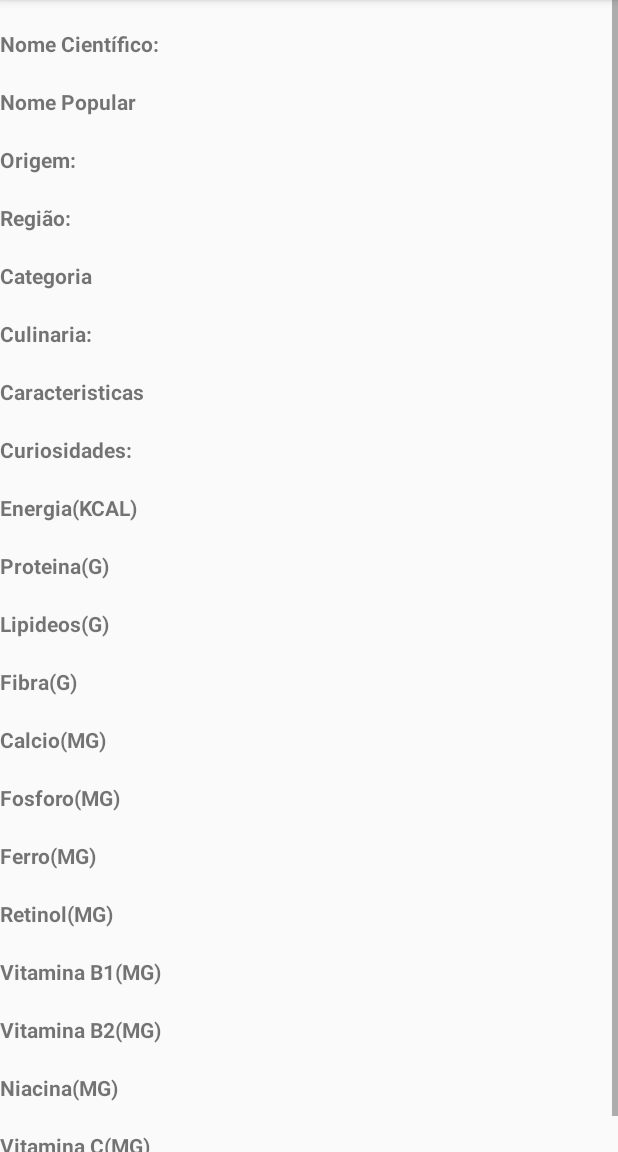
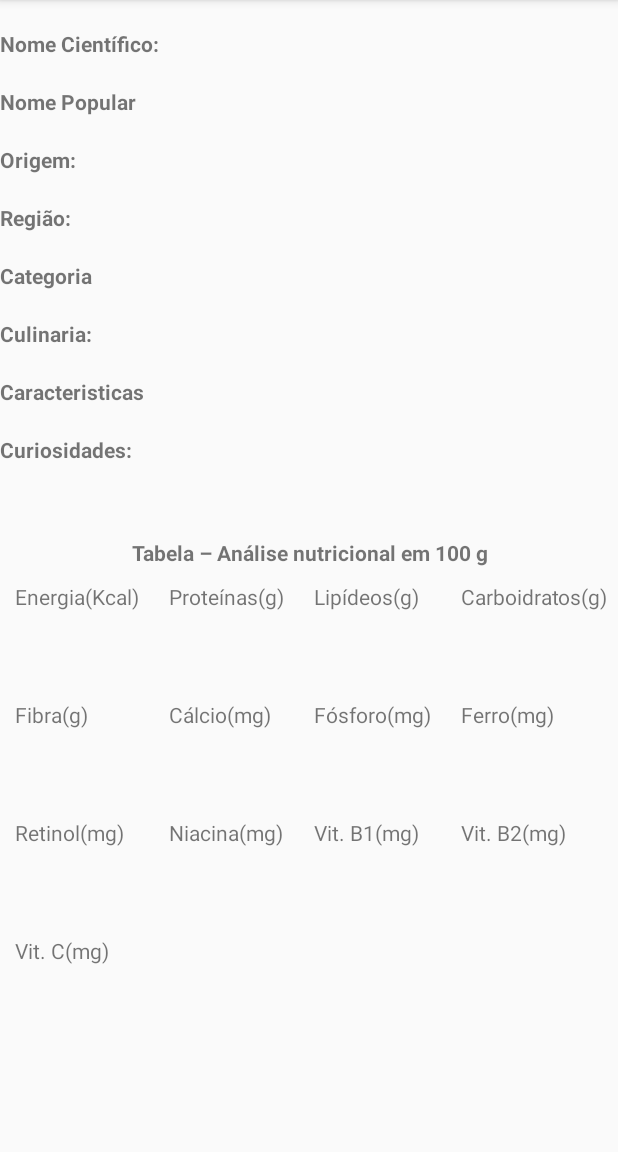
Before and after one commit to ClovisReis/NutrifoodTuxn, an Android app: the ShowAlimento screen opened directly, with no data from a screen before it, on a phone screen of 412 x 824 dp, the part 84-1236 px from its top. Run offline under Robolectric (Android 15) with nearby library versions, the phone set to English and light mode, and no system bars; plain views replace JustifyTextView.

Commit message:
Ajuste Show

```diff
--- a/app/build.gradle
+++ b/app/build.gradle
@@ -31,4 +31,5 @@ dependencies {
     implementation 'me.biubiubiu.justifytext:library:1.1'
     implementation 'com.squareup.picasso:picasso:2.71828'
     implementation 'de.hdodenhof:circleimageview:3.1.0'
+    implementation 'me.biubiubiu.justifytext:library:1.1'
 }
--- a/app/src/main/res/layout/activity_show_alimento.xml
+++ b/app/src/main/res/layout/activity_show_alimento.xml
@@ -109,149 +109,117 @@
             android:layout_width="match_parent"
             android:layout_height="wrap_content" />
 
+       <Space
+           android:layout_width="1dp"
+           android:layout_height="30dp"/>
+
        <TextView
-            android:id="@+id/textView28"
+           android:id="@+id/tabela_titulo"
            android:layout_width="match_parent"
            android:textStyle="bold"
+           android:textAlignment="center"
            android:layout_height="wrap_content"
-            android:text="Energia(KCAL)" />
+           android:text="Tabela – Análise nutricional em 100 g"
+           android:layout_gravity="center_horizontal" />
 
+       <TableLayout xmlns:android="http://schemas.android.com/apk/res/android"
+           android:layout_width="match_parent"
+           android:layout_height="match_parent"
+           android:stretchColumns="8">
+          <TableRow>
+             <TextView
+                 android:text="Energia(Kcal)"
+                 android:padding="10dp" />
+             <TextView
+                 android:text="Proteínas(g)"
+                 android:padding="10dp" />
+             <TextView
+                 android:text="Lipídeos(g)"
+                 android:padding="10dp" />
+             <TextView
+                 android:text="Carboidratos(g)"
+                 android:padding="10dp" />
+          </TableRow>
+          <TableRow>
              <TextView
                  android:id="@+id/txtcaloria"
-            android:layout_width="match_parent"
-            android:layout_height="wrap_content" />
-
-       <TextView
-            android:id="@+id/textView30"
-            android:layout_width="match_parent"
-            android:textStyle="bold"
-            android:layout_height="wrap_content"
-            android:text="Proteina(G)" />
-
+                 android:padding="10dp" />
              <TextView
                  android:id="@+id/txtproteina"
-            android:layout_width="match_parent"
-            android:layout_height="wrap_content"/>
-
-       <TextView
-            android:id="@+id/textView32"
-            android:layout_width="match_parent"
-            android:textStyle="bold"
-            android:layout_height="wrap_content"
-            android:text="Lipideos(G)" />
-
+                 android:padding="10dp" />
              <TextView
                  android:id="@+id/txtlipideos"
-            android:layout_width="match_parent"
-            android:layout_height="wrap_content"/>
-
+                 android:padding="10dp" />
              <TextView
-            android:id="@+id/textView35"
-            android:layout_width="match_parent"
-            android:textStyle="bold"
-            android:layout_height="wrap_content"
-            android:text="Fibra(G)" />
-
+                 android:id="@+id/txtcarboidrato"
+                 android:padding="10dp" />
+          </TableRow>
+          <TableRow>
+             <TextView
+                 android:text="Fibra(g)"
+                 android:padding="10dp" />
+             <TextView
+                 android:text="Cálcio(mg)"
+                 android:padding="10dp" />
+             <TextView
+                 android:text="Fósforo(mg)"
+                 android:padding="10dp" />
+             <TextView
+                 android:text="Ferro(mg)"
+                 android:padding="10dp" />
+          </TableRow>
+          <TableRow>
              <TextView
                  android:id="@+id/txtfibra"
-            android:layout_width="match_parent"
-            android:layout_height="wrap_content"/>
-
-       <TextView
-            android:id="@+id/textView36"
-            android:layout_width="match_parent"
-            android:textStyle="bold"
-            android:layout_height="wrap_content"
-            android:text="Calcio(MG)" />
-
+                 android:padding="10dp" />
              <TextView
                  android:id="@+id/txtcalcio"
-            android:layout_width="match_parent"
-            android:layout_height="wrap_content"/>
-
-       <TextView
-            android:id="@+id/textView37"
-            android:layout_width="match_parent"
-            android:textStyle="bold"
-            android:layout_height="wrap_content"
-            android:text="Fosforo(MG)" />
-
+                 android:padding="10dp" />
              <TextView
                  android:id="@+id/txtfosforo"
-            android:layout_width="match_parent"
-            android:layout_height="wrap_content"/>
-
-       <TextView
-            android:id="@+id/textView38"
-            android:layout_width="match_parent"
-            android:textStyle="bold"
-            android:layout_height="wrap_content"
-            android:text="Ferro(MG)" />
-
+                 android:padding="10dp" />
              <TextView
                  android:id="@+id/txtferro"
-            android:layout_width="match_parent"
-            android:layout_height="wrap_content"/>
-
+                 android:padding="10dp" />
+          </TableRow>
+          <TableRow>
              <TextView
-            android:id="@+id/textView45"
-            android:layout_width="match_parent"
-            android:textStyle="bold"
-            android:layout_height="wrap_content"
-            android:text="Retinol(MG)" />
-
+                 android:text="Retinol(mg)"
+                 android:padding="10dp" />
+             <TextView
+                 android:text="Niacina(mg)"
+                 android:padding="10dp" />
+             <TextView
+                 android:text="Vit. B1(mg)"
+                 android:padding="10dp" />
+             <TextView
+                 android:text="Vit. B2(mg)"
+                 android:padding="10dp" />
+          </TableRow>
+          <TableRow>
              <TextView
                  android:id="@+id/txtretinol"
-            android:layout_width="match_parent"
-            android:layout_height="wrap_content"/>
-
+                 android:padding="10dp" />
              <TextView
-            android:id="@+id/textView40"
-            android:layout_width="match_parent"
-            android:textStyle="bold"
-            android:layout_height="wrap_content"
-            android:text="Vitamina B1(MG)" />
-
+                 android:id="@+id/txtniacina"
+                 android:padding="10dp" />
              <TextView
                  android:id="@+id/txtvitb1"
-            android:layout_width="match_parent"
-            android:layout_height="wrap_content"/>
-
-       <TextView
-            android:id="@+id/textView41"
-            android:layout_width="match_parent"
-            android:textStyle="bold"
-            android:layout_height="wrap_content"
-            android:text="Vitamina B2(MG)" />
-
+                 android:padding="10dp" />
              <TextView
                  android:id="@+id/txtvitb2"
-            android:layout_width="match_parent"
-            android:layout_height="wrap_content"/>
-
+                 android:padding="10dp" />
+          </TableRow>
+          <TableRow>
           <TextView
-            android:id="@+id/textView42"
-            android:layout_width="match_parent"
-            android:layout_height="wrap_content"
-            android:textStyle="bold"
-            android:text="Niacina(MG)" />
-
-       <TextView
-            android:id="@+id/txtniacina"
-            android:layout_width="match_parent"
-            android:layout_height="wrap_content"/>
-
-       <TextView
-            android:id="@+id/textView43"
-            android:layout_width="match_parent"
-            android:textStyle="bold"
-            android:layout_height="wrap_content"
-            android:text="Vitamina C(MG)" />
-
+              android:text="Vit. C(mg)"
+              android:padding="10dp" />
+          </TableRow>
+          <TableRow>
           <TextView
               android:id="@+id/txtvitc"
-            android:layout_width="match_parent"
-            android:layout_height="wrap_content"/>
-
+              android:padding="10dp" />
+          </TableRow>
+       </TableLayout>
     </LinearLayout>
 </ScrollView>
```
Also changed, not shown: app/src/main/java/tk/divesdk/nutrifood/ShowAlimento.java (+52 -112 lines). Lines whose indentation alone changed are shown as unchanged.
